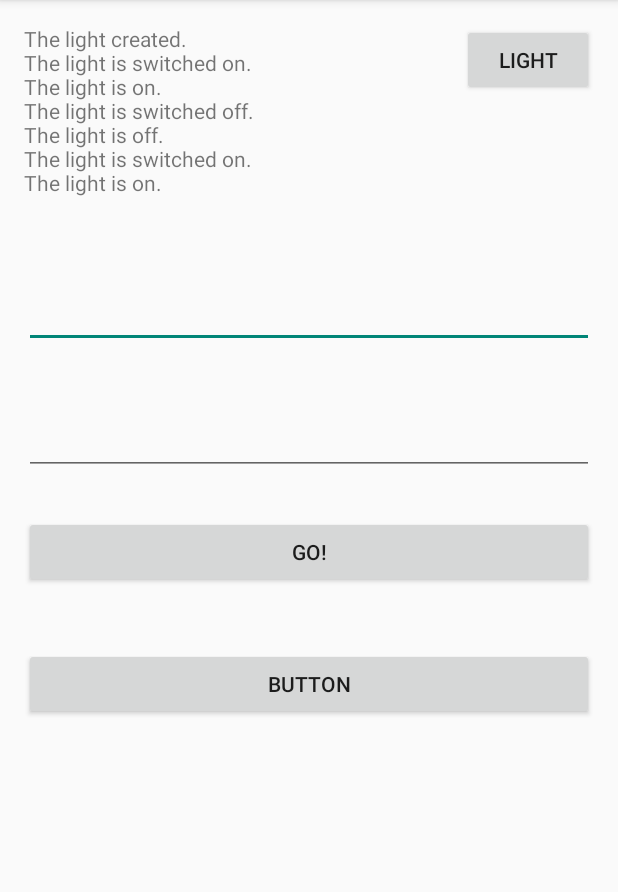
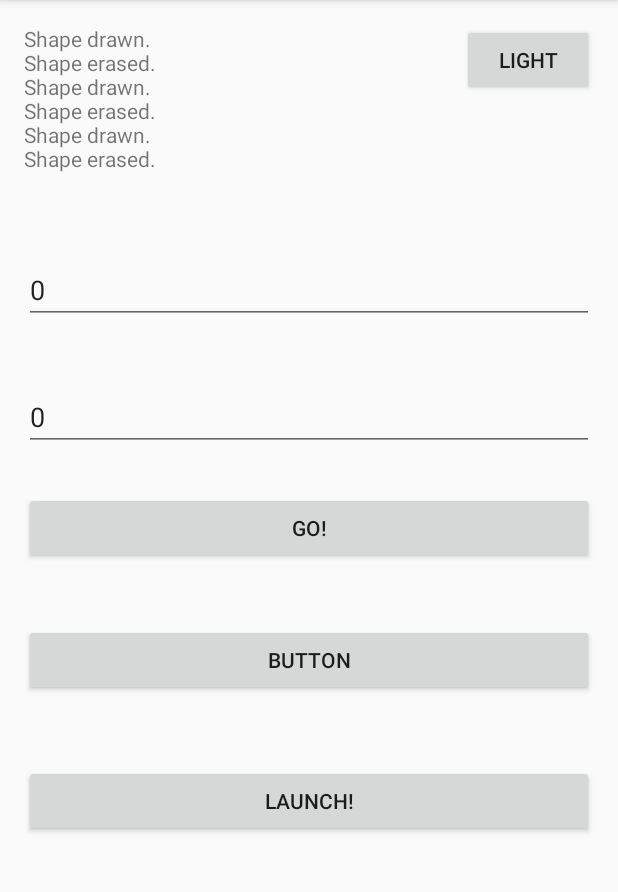
Before and after one commit to ladr/MyAppLvl1.1, an Android app: the screen it shows after launch (MainActivity), after a tap on "LIGHT", on a phone screen of 412 x 824 dp, the part 84-976 px from its top. Run offline under Robolectric (Android 15) with nearby library versions, the phone set to English and light mode, and no system bars; 2 other taps on this screen came first.

Commit message:
System.Out.Print class

```diff
--- a/app/src/main/java/com/ladr/myapplvl11/app/MainActivity.java
+++ b/app/src/main/java/com/ladr/myapplvl11/app/MainActivity.java
@@ -9,7 +9,11 @@ import android.view.MenuItem;
 import android.view.View;
 import android.view.ViewGroup;
 import android.widget.Button;
+import android.widget.EditText;
 import android.widget.TextView;
+
+import com.ladr.myapplvl11.app.figures.Circle;
+import com.ladr.myapplvl11.app.test1.Cat;
 
 import java.util.Scanner;
 
@@ -70,7 +74,7 @@ public class MainActivity extends ActionBarActivity {
                 @Override
                 public void onClick(View v) {
                     //updateDetail();
-                    //execTest();
+                    execTest2();
                 }
             });
             Button button2 = (Button) rootView.findViewById(R.id.button2);
@@ -85,7 +89,16 @@ public class MainActivity extends ActionBarActivity {
             button3.setOnClickListener(new View.OnClickListener() {
                 @Override
                 public void onClick(View v) {
-                    testLight();
+                    //testLight();
+                    testFigures();
+                }
+            });
+
+            Button button_launch = (Button) rootView.findViewById(R.id.button_launch);
+            button_launch.setOnClickListener(new View.OnClickListener() {
+                @Override
+                public void onClick(View v) {
+                    launchLessonTest();
                 }
             });
 
@@ -124,15 +137,23 @@ public class MainActivity extends ActionBarActivity {
                     +  maxDuration + "ms): " + newDuration + "ms");
         }
 
-        public static void execTest()
+        public void execTest2()
         {
             int a, b, c;
-            //String s1, s2;
-            System.out.println("Введите два числа");
-            a = new Scanner(System.in).nextInt();
-            b = new Scanner(System.in).nextInt();
+            EditText e1 = (EditText)getView().findViewById(R.id.lilaNumber1);
+            EditText e2 = (EditText)getView().findViewById(R.id.lilaNumber2);
+            TextView view = (TextView) getView().findViewById(R.id.lilaTextView);
+
+            if(e1.length()==0)
+                e1.setText("0");
+            if(e2.length()==0)
+                e2.setText("0");
+
+            a = Integer.valueOf(e1.getText().toString());
+            b = Integer.valueOf(e2.getText().toString());
             c = a + b;
-            System.out.println("Сумма ваших чисел равна " + c);
+
+            view.setText("Sum: " + String.valueOf(c));
         }
 
         public void testLight()
@@ -144,5 +165,31 @@ public class MainActivity extends ActionBarActivity {
             lt.off().printState();
             lt.on().printState();
         }
+
+        public void testCat(){
+            TextView view = (TextView) getView().findViewById(R.id.lilaTextView);
+            Cat cat = new Cat();
+
+        }
+
+        public void testFigures(){
+            TextView view = (TextView) getView().findViewById(R.id.lilaTextView);
+
+            Circle circle = new Circle(view);
+            circle.draw();
+            circle.erase();
+            circle.draw();
+            circle.erase();
+            circle.draw();
+            circle.erase();
+        }
+
+        public void launchLessonTest()
+        {
+            TextView view = (TextView) getView().findViewById(R.id.lilaTextView);
+            SystemOutView sysOut = new SystemOutView(view);
+
+            System.out.println("Hello, hello! This is: " + view);
+        }
     }
 }
--- /dev/null
+++ b/app/src/main/java/com/ladr/myapplvl11/app/figures/Circle.java
@@ -0,0 +1,22 @@
+package com.ladr.myapplvl11.app.figures;
+
+import android.widget.TextView;
+
+/**
+ * Created by user on 07.06.2014.
+ */
+public class Circle extends Shape {
+    public Circle(TextView view)
+    {
+        super(view);
+    }
+
+    public void draw()
+    {
+        super.draw();
+    }
+    public void erase()
+    {
+        super.erase();
+    }
+}
--- /dev/null
+++ b/app/src/main/java/com/ladr/myapplvl11/app/figures/Shape.java
@@ -0,0 +1,32 @@
+package com.ladr.myapplvl11.app.figures;
+
+import android.widget.TextView;
+
+import com.ladr.myapplvl11.app.SystemOutView;
+
+/**
+ * Created by user on 07.06.2014.
+ */
+public class Shape extends SystemOutView {
+    private static final String name = "Shape";
+
+
+    public Shape(TextView view) {
+        super(view);
+    }
+
+    public void draw(){
+        System.out.println(name + " drawn.");
+    }
+
+    public void erase(){
+        System.out.println(name + " erased.");
+
+    }
+
+    public void move(){}
+
+    public void getColor(){}
+
+    public void setColor(){}
+}
--- a/app/src/main/res/layout/fragment_main.xml
+++ b/app/src/main/res/layout/fragment_main.xml
@@ -12,7 +12,12 @@
         android:id="@+id/lilaTextView"
         android:text="@string/hello_world"
         android:layout_width="wrap_content"
-        android:layout_height="wrap_content" />
+        android:layout_height="wrap_content"
+        android:layout_toLeftOf="@+id/button3"
+        android:layout_alignParentLeft="true"
+        android:layout_alignParentStart="true"
+        android:singleLine="false"
+        android:textIsSelectable="true" />
 
     <EditText
         android:id="@+id/lilaNumber1"
@@ -69,4 +74,16 @@
         android:layout_alignRight="@+id/lilaNumber1"
         android:layout_alignEnd="@+id/lilaNumber1" />
 
+    <Button
+        android:layout_width="wrap_content"
+        android:layout_height="wrap_content"
+        android:text="@string/button_lsn_text"
+        android:id="@+id/button_launch"
+        android:layout_marginTop="46dp"
+        android:layout_below="@+id/button2"
+        android:layout_alignParentLeft="true"
+        android:layout_alignParentStart="true"
+        android:layout_alignRight="@+id/button2"
+        android:layout_alignEnd="@+id/button2" />
+
 </RelativeLayout>
--- a/app/src/main/res/values/strings.xml
+++ b/app/src/main/res/values/strings.xml
@@ -7,5 +7,6 @@
     <string name="button_text">Go!</string>
     <string name="button2_text">Button</string>
     <string name="button3_text">Light</string>
+    <string name="button_lsn_text">Launch!</string>
 
 </resources>
--- a/build.gradle
+++ b/build.gradle
@@ -5,7 +5,7 @@ buildscript {
         mavenCentral()
     }
     dependencies {
-        classpath 'com.android.tools.build:gradle:0.10.+'
+        classpath 'com.android.tools.build:gradle:0.11.+'
 
         // NOTE: Do not place your application dependencies here; they belong
         // in the individual module build.gradle files
```
Also changed, not shown: app/src/main/java/com/ladr/myapplvl11/app/test1/Cat.java (added, +11 -0 lines), app/src/main/java/com/ladr/myapplvl11/app/test1/Person.java (added, +9 -0 lines), app/src/main/java/com/ladr/myapplvl11/app/test1/Rectangle.java (added, +8 -0 lines), gradle/wrapper/gradle-wrapper.properties, 1 other file.
